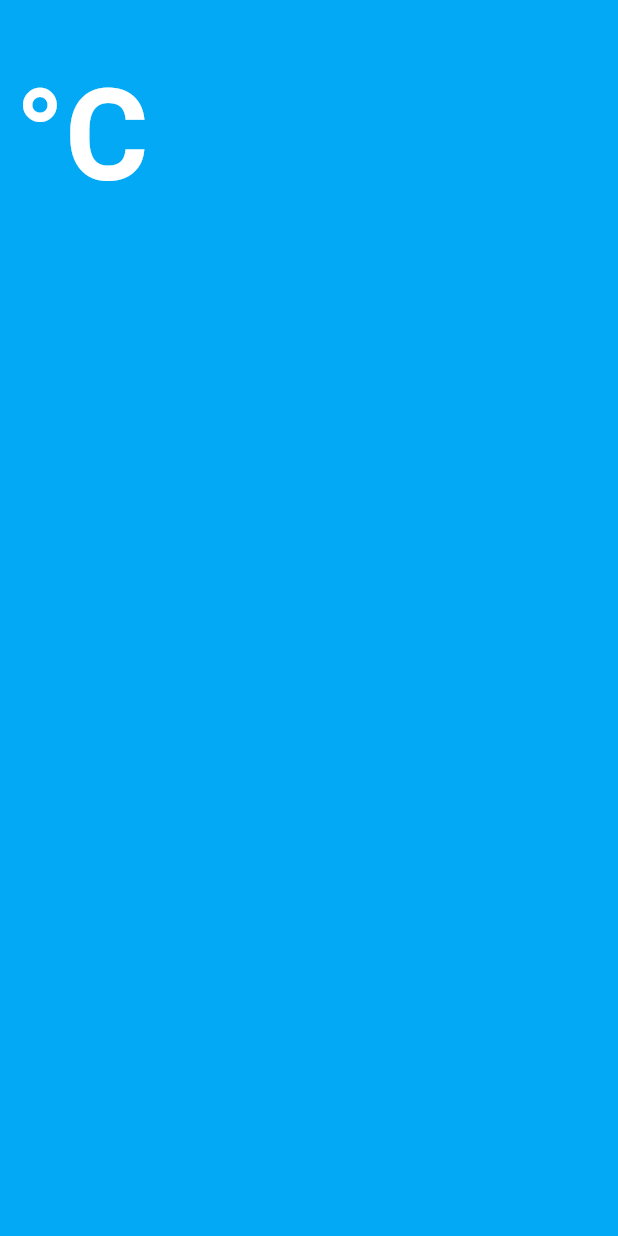
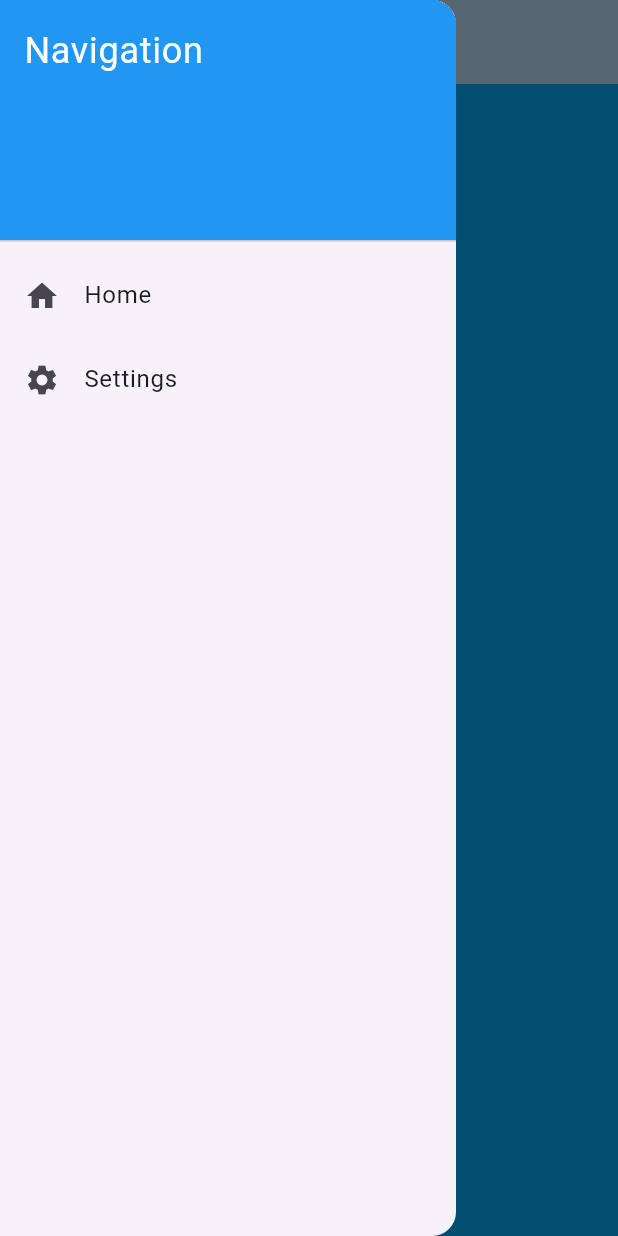
Before and after one commit to Climaflore/climaflore, a Flutter app: the WeatherHomeScreen screen opened directly, with the side drawer open (before the commit the screen has no drawer), on a phone screen of 412 x 824 dp. Run offline on Flutter 3.47's test engine with Material 3 defaults, Android fonts, the light colour scheme and no system bars; network calls fail.

Commit message:
Chore: Update weather home page layout and navigation

```diff
--- a/lib/pages/weather/main.dart
+++ b/lib/pages/weather/main.dart
@@ -112,6 +112,37 @@
   @override
   Widget build(BuildContext context) {
     return Scaffold(
+      appBar: AppBar(
+        title: const Text('Climaflore'),
+        backgroundColor: Colors.blue.shade100,
+      ),
+      drawer: Drawer(
+        child: ListView(
+          padding: EdgeInsets.zero,
+          children: const <Widget>[
+            DrawerHeader(
+              decoration: BoxDecoration(
+                color: Colors.blue,
+              ),
+              child: Text(
+                'Navigation',
+                style: TextStyle(
+                  color: Colors.white,
+                  fontSize: 24,
+                ),
+              ),
+            ),
+            ListTile(
+              leading: Icon(Icons.home),
+              title: Text('Home'),
+            ),
+            ListTile(
+              leading: Icon(Icons.settings),
+              title: Text('Settings'),
+            ),
+          ],
+        ),
+      ),
       backgroundColor: Colors.lightBlue,
       body: SafeArea(
         child: Padding(
```
